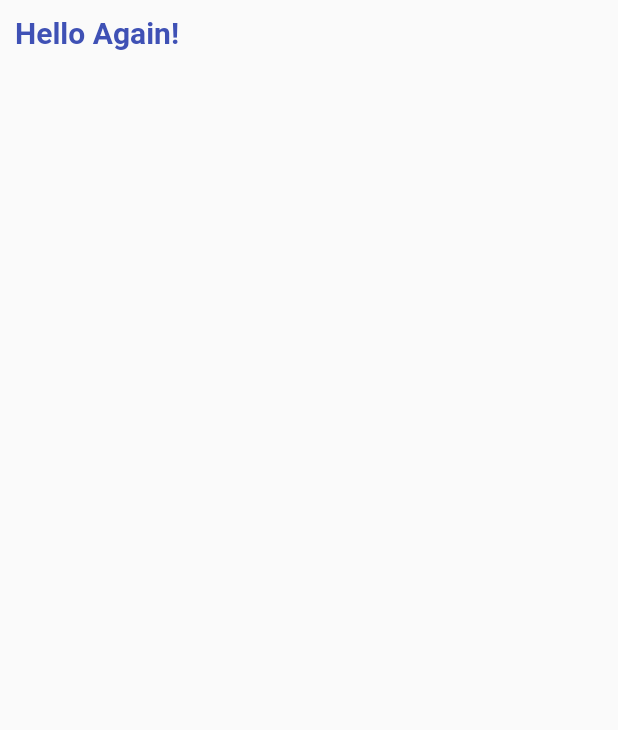
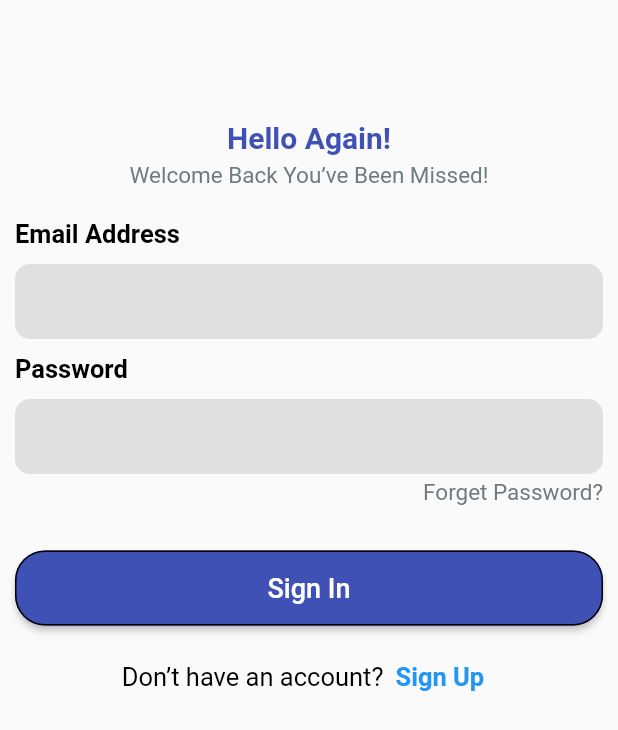
Before and after one commit to rokaia-ahmed/shopify_app, a Flutter app: the screen it shows after launch, on a phone screen of 412 x 824 dp. Shown: the top 730 px of the screen. Run offline on Flutter 3.47's test engine with Material 2 defaults, Android fonts, the phone set to English and light mode, and no system bars.

Commit message:
sign up & sign in

```diff
--- /dev/null
+++ b/lib/core/router/router.dart
@@ -0,0 +1,30 @@
+import 'package:flutter/material.dart';
+
+final GlobalKey<NavigatorState> navigatorKey = GlobalKey<NavigatorState>();
+
+Route<dynamic>? onGenerateRoute(RouteSettings settings) => null;
+
+class MagicRouter {
+  static BuildContext currentContext = navigatorKey.currentContext!;
+
+  static Future<dynamic> navigateTo(Widget page) =>
+      navigatorKey.currentState!.push(materialPageRoute(page));
+
+  static Future<dynamic> navigateAndPopAll(Widget? page) =>
+      navigatorKey.currentState!.pushAndRemoveUntil(
+        materialPageRoute(page!),
+        (s) => false,
+      );
+
+  static Future<dynamic> navigateAndPopUntilFirstPage(Widget page) =>
+      navigatorKey.currentState!.pushAndRemoveUntil(
+          materialPageRoute(page), (route) => route.isFirst);
+  static Future<dynamic> navigateAndPReplacement(Widget page) =>
+      navigatorKey.currentState!.pushReplacement(
+        materialPageRoute(page),
+      );
+  static void pop() => navigatorKey.currentState!.pop();
+
+  static Route<dynamic> materialPageRoute(Widget page) =>
+      MaterialPageRoute(builder: (s) => page);
+}
--- a/lib/core/utilites/colors.dart
+++ b/lib/core/utilites/colors.dart
@@ -3,4 +3,5 @@ import 'package:flutter/material.dart';
 
 class AppColors{
   static const Color primaryColor = Colors.indigo ;
+  static const Color lightGreyColor = Color(0xff707B81) ;
 }
--- a/lib/core/utilites/theme_app.dart
+++ b/lib/core/utilites/theme_app.dart
@@ -5,12 +5,26 @@ import 'colors.dart';
 class AppTheme{
 
  static ThemeData lightTheme =ThemeData(
-    textTheme:const TextTheme(
+    textTheme: const TextTheme(
       headlineLarge:TextStyle(
         color: AppColors.primaryColor,
         fontWeight: FontWeight.w600,
         fontSize: 20,
       ) ,
+      headlineMedium:TextStyle(
+        color: Colors.black,
+        fontWeight: FontWeight.bold,
+        fontSize: 17,
+      ),
+      headlineSmall: TextStyle(
+        color: AppColors.lightGreyColor,
+        fontWeight: FontWeight.w400,
+        fontSize: 15,
+      ),
+      labelMedium:TextStyle(color: Colors.white,
+        fontSize: 18,
+        fontWeight: FontWeight.w500,
+      ) ,
     ) ,
   );
 }
--- /dev/null
+++ b/lib/core/widgets/custom_default_button.dart
@@ -0,0 +1,26 @@
+import 'package:flutter/material.dart';
+import '../utilites/colors.dart';
+
+class CustomDefaultButton extends StatelessWidget {
+   const CustomDefaultButton({super.key,
+     required this.text,
+     required this.onTap});
+  final String text ;
+  final Function() onTap ;
+  @override
+  Widget build(BuildContext context) {
+    return MaterialButton(
+      onPressed:onTap,
+      minWidth:double.infinity ,
+      color: AppColors.primaryColor,
+      height: 50,
+      shape: OutlineInputBorder(
+        borderRadius: BorderRadius.circular(20),
+      ),
+      child:Text('Sign In',
+        style:Theme.of(context).textTheme.labelMedium,
+      ) ,
+
+    );
+  }
+}
--- /dev/null
+++ b/lib/core/widgets/custom_text_form_field.dart
@@ -0,0 +1,34 @@
+import 'package:flutter/material.dart';
+
+class CustomTextFormField extends StatelessWidget {
+  const CustomTextFormField({super.key, required this.controller});
+  final TextEditingController controller;
+  @override
+  Widget build(BuildContext context) {
+    return SizedBox(
+      height: 50,
+      child: TextFormField(
+        controller:controller ,
+        decoration: InputDecoration(
+          border: InputBorder.none,
+          filled: true,
+          fillColor: Colors.grey.shade300,
+          enabledBorder:OutlineInputBorder(
+            borderRadius: BorderRadius.circular(10),
+            borderSide: const BorderSide(
+              width: 0,
+              color: Colors.transparent,
+            ),
+          ) ,
+          focusedBorder:OutlineInputBorder(
+            borderRadius: BorderRadius.circular(10),
+            borderSide: const BorderSide(
+              width: 0,
+              color: Colors.transparent,
+            ),
+          )  ,
+        ) ,
+      ),
+    );
+  }
+}
--- a/lib/main.dart
+++ b/lib/main.dart
@@ -1,5 +1,6 @@
 import 'package:flutter/material.dart';
 import 'package:shopify_app/screens/auth/screens/sign_in.dart';
+import 'core/router/router.dart';
 import 'core/utilites/theme_app.dart';
 
 void main() {
@@ -12,9 +13,10 @@ class MyApp extends StatelessWidget {
   Widget build(BuildContext context) {
     return MaterialApp(
       title: 'Flutter Demo',
+      navigatorKey:navigatorKey ,
       debugShowCheckedModeBanner: false,
       theme:AppTheme.lightTheme ,
-      home:  const SignInScreen(),
+      home:   SignInScreen(),
     );
   }
 }
--- a/lib/screens/auth/screens/sign_in.dart
+++ b/lib/screens/auth/screens/sign_in.dart
@@ -1,24 +1,107 @@
 import 'package:flutter/material.dart';
+import 'package:shopify_app/screens/auth/screens/sign_up.dart';
+import '../../../core/router/router.dart';
+import '../../../core/widgets/custom_default_button.dart';
+import '../../../core/widgets/custom_text_form_field.dart';
 
 class SignInScreen extends StatelessWidget {
-  const SignInScreen({super.key});
+   SignInScreen({super.key});
+ final emailController = TextEditingController();
+ final passwordController = TextEditingController();
   @override
   Widget build(BuildContext context) {
     return  Scaffold(
       body: SafeArea(
+        child: SingleChildScrollView(
           child: Padding(
             padding: const EdgeInsets.all(10.0),
             child: Column(
-            crossAxisAlignment: CrossAxisAlignment.center,
+              crossAxisAlignment: CrossAxisAlignment.start,
               children: [
-            /* Spacer(
-               flex: 1,
-             ) ,*/
-             Text('Hello Again!',
+                const SizedBox(
+                  height:70,
+                ),
+               Center(
+                 child: Text('Hello Again!',
                  textAlign: TextAlign.center,
                  style:Theme.of(context).textTheme.headlineLarge ,
                  ),
+               ),
+                const SizedBox(
+                  height:5,
+                ),
+                Center(
+                  child: Text('Welcome Back You’ve Been Missed!',
+                    textAlign: TextAlign.center,
+                    style:Theme.of(context).textTheme.headlineSmall ,
+                  ),
+                ),
+                const SizedBox(
+                  height:20,
+                ),
+                Text('Email Address',
+                  textAlign: TextAlign.center,
+                  style:Theme.of(context).textTheme.headlineMedium ,
+                ),
+                const SizedBox(
+                  height:10,
+                ),
+                CustomTextFormField(controller:emailController ),
+                const SizedBox(
+                  height:10,
+                ),
+                Text('Password',
+                  textAlign: TextAlign.center,
+                  style:Theme.of(context).textTheme.headlineMedium ,
+                ),
+                const SizedBox(
+                  height:10,
+                ),
+                CustomTextFormField(controller:passwordController ),
+                const SizedBox(
+                  height:3,
+                ),
+                Align(
+                  alignment: Alignment.topRight,
+                  child: GestureDetector(
+                    onTap:(){} ,
+                    child: Text('Forget Password?',
+                      style:Theme.of(context).textTheme.headlineSmall ,
+                    ),
+                  ),
+                ),
+                const SizedBox(
+                  height:30,
+                ),
+                CustomDefaultButton(text: 'Sign In',
+                onTap:(){} ,
+                ),
+                const SizedBox(
+                  height:10,
+                ),
+                Row(
+                  mainAxisAlignment: MainAxisAlignment.center,
+                  children: [
+                    Text('Don’t have an account?',
+                      textAlign: TextAlign.center,
+                      style:Theme.of(context).textTheme.headlineMedium?.copyWith(
+                        fontWeight: FontWeight.w400
+                      ) ,
+                    ),
+                    TextButton(
+                      onPressed:(){
+                        MagicRouter.navigateTo(SignUpScreen());
+                      } ,
+                      child: Text('Sign Up',
+                        style:Theme.of(context).textTheme.headlineMedium?.copyWith(
+                          color: Colors.blue
+                        ) ,
+                      ),
+                    ),
                   ],
+                ),
+              ],
+            ),
           ),
         ),
       ),
```
Also changed, not shown: lib/screens/auth/screens/sign_up.dart (+113 -0 lines). Lines whose indentation alone changed are shown as unchanged.
